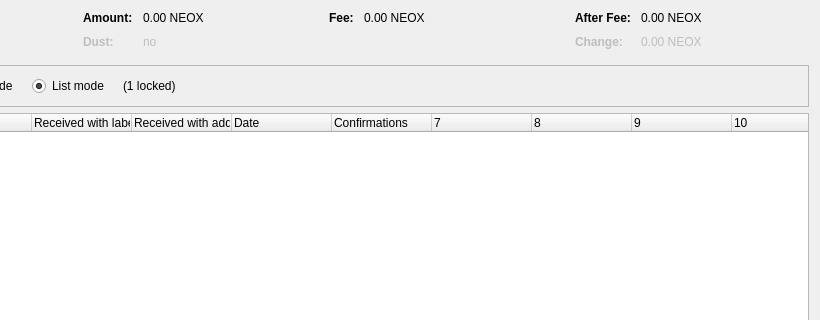
Qt form src/qt/forms/coincontroldialog.ui (Cryptic-dev1/Akitacoin) before a commit; both pictures show x 180 to 1000 and y 0 to 320 of the 1000 by 500 pixel window.
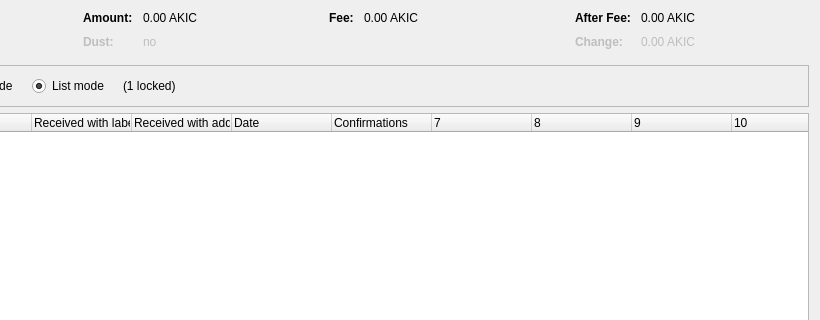
The same form after that commit. Custom widgets are drawn as their Qt base class.

What changed in the file:
```diff
--- a/src/qt/forms/coincontroldialog.ui
+++ b/src/qt/forms/coincontroldialog.ui
@@ -132,7 +132,7 @@
           <enum>Qt::ActionsContextMenu</enum>
          </property>
          <property name="text">
-          <string notr="true">0.00 NEOX</string>
+          <string notr="true">0.00 AKIC</string>
          </property>
          <property name="textInteractionFlags">
           <set>Qt::LinksAccessibleByMouse|Qt::TextSelectableByKeyboard|Qt::TextSelectableByMouse</set>
@@ -212,7 +212,7 @@
           <enum>Qt::ActionsContextMenu</enum>
          </property>
          <property name="text">
-          <string notr="true">0.00 NEOX</string>
+          <string notr="true">0.00 AKIC</string>
          </property>
          <property name="textInteractionFlags">
           <set>Qt::LinksAccessibleByMouse|Qt::TextSelectableByKeyboard|Qt::TextSelectableByMouse</set>
@@ -257,7 +257,7 @@
           <enum>Qt::ActionsContextMenu</enum>
          </property>
          <property name="text">
-          <string notr="true">0.00 NEOX</string>
+          <string notr="true">0.00 AKIC</string>
          </property>
          <property name="textInteractionFlags">
           <set>Qt::LinksAccessibleByMouse|Qt::TextSelectableByKeyboard|Qt::TextSelectableByMouse</set>
@@ -292,7 +292,7 @@
           <enum>Qt::ActionsContextMenu</enum>
          </property>
          <property name="text">
-          <string notr="true">0.00 NEOX</string>
+          <string notr="true">0.00 AKIC</string>
          </property>
          <property name="textInteractionFlags">
           <set>Qt::LinksAccessibleByMouse|Qt::TextSelectableByKeyboard|Qt::TextSelectableByMouse</set>
```
